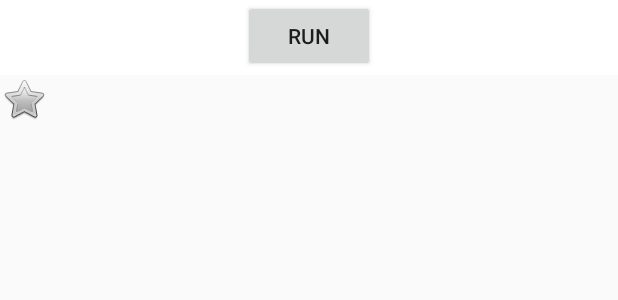
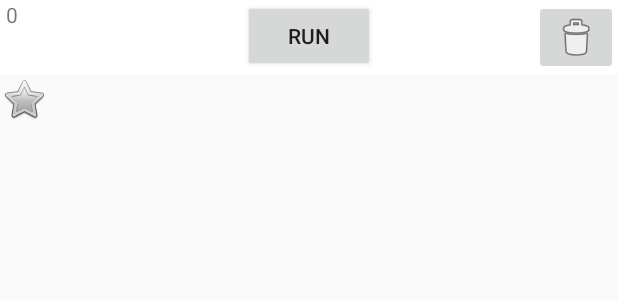
Before and after one commit to avtakhov/beetle, an Android app: the layout activity_game.xml on its own in the app's theme, with its tools: preview values and no code run, on a phone screen of 412 x 824 dp. Shown: the top 300 px of the screen. Run offline under Robolectric (Android 15) with nearby library versions, the phone set to English and light mode, and no system bars.

Commit message:
init commit

```diff
--- a/app/build.gradle
+++ b/app/build.gradle
@@ -20,6 +20,10 @@ android {
             proguardFiles getDefaultProguardFile('proguard-android-optimize.txt'), 'proguard-rules.pro'
         }
     }
+    compileOptions {
+        sourceCompatibility = 1.8
+        targetCompatibility = 1.8
+    }
 
 }
 
--- a/app/src/main/java/com/example/beetle/album/Grid.java
+++ b/app/src/main/java/com/example/beetle/album/Grid.java
@@ -7,6 +7,10 @@ public interface Grid {
 
     Cell getCell(int r, int c);
 
+    default Cell getCell(Move move) {
+        return getCell(move.getR(), move.getC());
+    }
+
     int getM();
 
     int getN();
@@ -15,4 +19,6 @@ public interface Grid {
 
     boolean change(int r, int c);
 
+    void clear();
+
 }
--- a/app/src/main/res/layout/activity_game.xml
+++ b/app/src/main/res/layout/activity_game.xml
@@ -38,6 +38,24 @@
         app:layout_constraintStart_toStartOf="parent"
         app:layout_constraintTop_toTopOf="parent">
 
+        <ImageButton
+            android:id="@+id/clear"
+            android:layout_width="wrap_content"
+            android:layout_height="wrap_content"
+            app:layout_constraintEnd_toEndOf="parent"
+            app:layout_constraintTop_toTopOf="parent"
+            app:srcCompat="@android:drawable/ic_menu_delete" />
+
+        <TextView
+            android:id="@+id/counter"
+            android:layout_width="wrap_content"
+            android:layout_height="wrap_content"
+            android:layout_marginStart="4dp"
+            android:layout_marginLeft="4dp"
+            android:text="0"
+            app:layout_constraintStart_toStartOf="parent"
+            app:layout_constraintTop_toTopOf="parent" />
+
         <Button
             android:id="@+id/run"
             android:layout_width="wrap_content"
```
Also changed, not shown: app/src/main/java/com/example/beetle/Game.java (+18 -0 lines), app/src/main/java/com/example/beetle/album/Album.java (+9 -0 lines), app/src/main/java/com/example/beetle/runner/BeetleRunner.java (+21 -5 lines).
